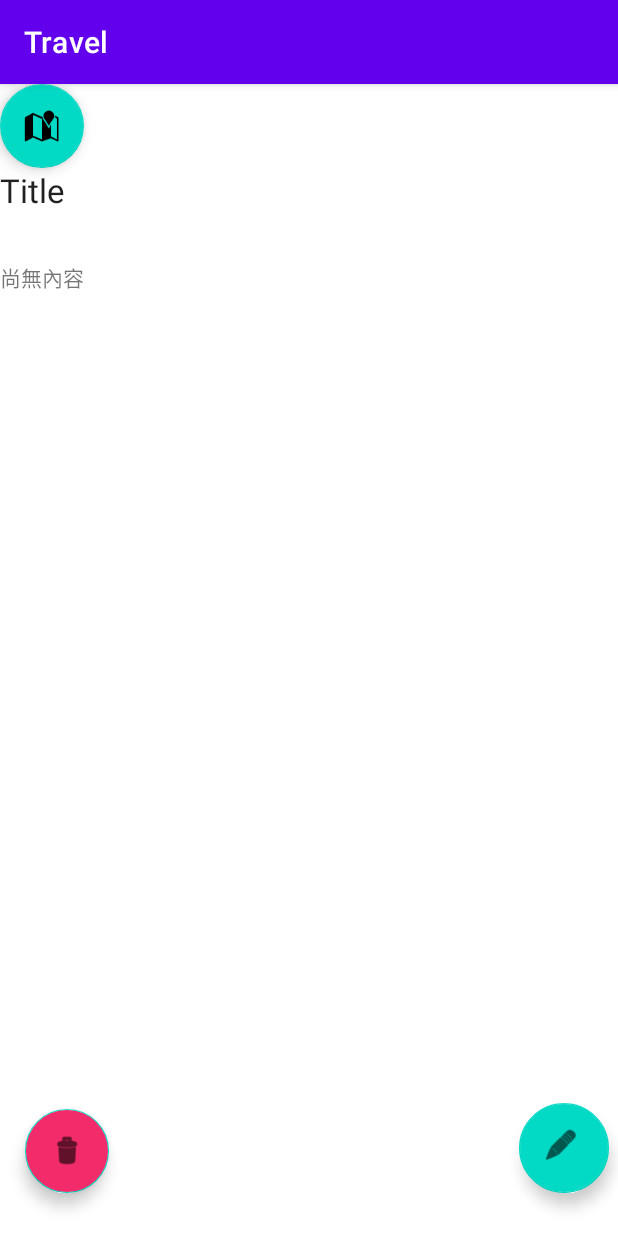
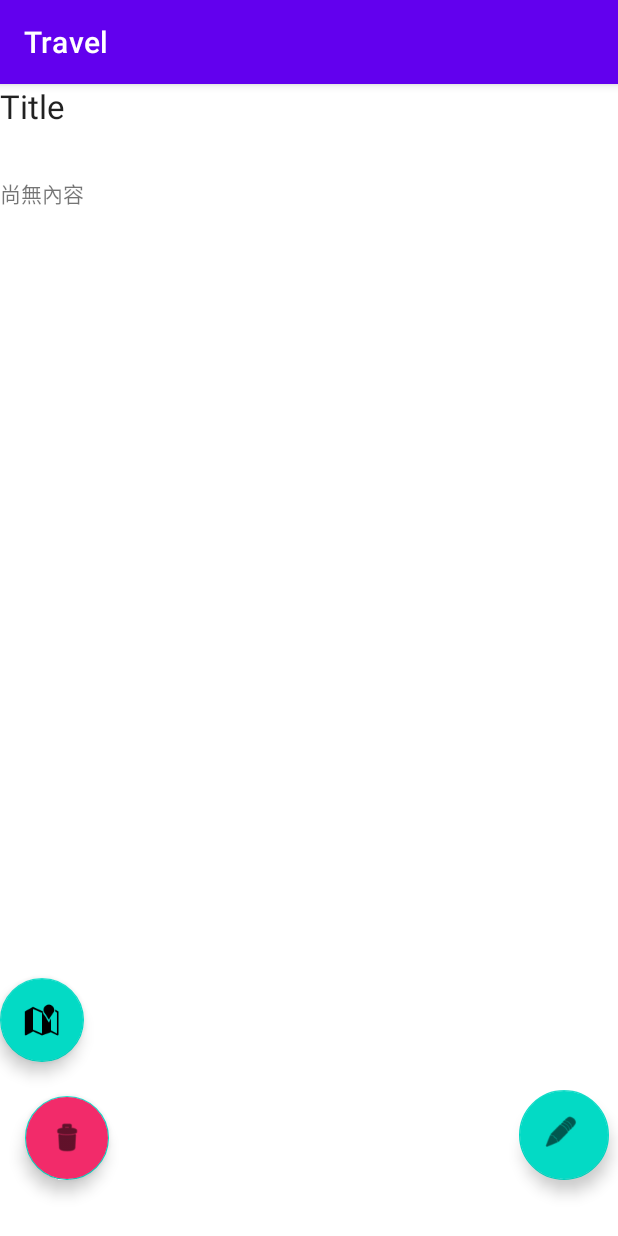
Before and after one commit to YuehSheng/Travel, an Android app: the LocationInfo screen opened directly, with no data from a screen before it, on a phone screen of 412 x 824 dp. Run offline under Robolectric (Android 15) with nearby library versions, the phone set to English and light mode, and no system bars; 2 statements that could not run were skipped.

Commit message:
change page,send title,snippet,id

```diff
--- a/app/src/main/java/com/example/travel/LocationInfo.java
+++ b/app/src/main/java/com/example/travel/LocationInfo.java
@@ -3,6 +3,7 @@ package com.example.travel;
 import androidx.appcompat.app.AppCompatActivity;
 
 import android.os.Bundle;
+import android.widget.TextView;
 
 public class LocationInfo extends AppCompatActivity {
 
@@ -10,5 +11,11 @@ public class LocationInfo extends AppCompatActivity {
     protected void onCreate(Bundle savedInstanceState) {
         super.onCreate(savedInstanceState);
         setContentView(R.layout.activity_location_info);
+        TextView title = findViewById(R.id.Info_title);
+        TextView context = findViewById(R.id.Info_context);
+
+        Bundle bundle = this.getIntent().getExtras();
+        System.out.println(bundle.getString("Marker"));
+        title.setText(bundle.getString("Marker"));
     }
 }
--- a/app/src/main/res/layout/activity_location_info.xml
+++ b/app/src/main/res/layout/activity_location_info.xml
@@ -6,22 +6,15 @@
     android:layout_height="match_parent"
     android:orientation="vertical">
 
-    <com.google.android.material.floatingactionbutton.FloatingActionButton
-        android:id="@+id/floatingActionButton3"
-        android:layout_width="wrap_content"
-        android:layout_height="wrap_content"
-        android:clickable="true"
-        app:srcCompat="@android:drawable/ic_dialog_map" />
-
     <TextView
-        android:id="@+id/textView"
+        android:id="@+id/Info_title"
         android:layout_width="match_parent"
         android:layout_height="62dp"
         android:text="Title"
         android:textAppearance="@style/TextAppearance.AppCompat.Large" />
 
     <TextView
-        android:id="@+id/textView2"
+        android:id="@+id/Info_context"
         android:layout_width="match_parent"
         android:layout_height="401dp"
         android:text="尚無內容" />
@@ -31,20 +24,20 @@
         android:layout_height="match_parent">
 
         <com.google.android.material.floatingactionbutton.FloatingActionButton
-            android:id="@+id/floatingActionButton"
+            android:id="@+id/Edit"
             android:layout_width="85dp"
             android:layout_height="60dp"
             android:clickable="true"
             app:layout_constraintBottom_toBottomOf="parent"
             app:layout_constraintEnd_toEndOf="parent"
             app:layout_constraintHorizontal_bias="0.944"
-            app:layout_constraintStart_toEndOf="@+id/cancelMarker2"
+            app:layout_constraintStart_toEndOf="@+id/delete"
             app:layout_constraintTop_toTopOf="parent"
             app:layout_constraintVertical_bias="0.848"
             app:srcCompat="@android:drawable/ic_menu_edit" />
 
         <com.google.android.material.floatingactionbutton.FloatingActionButton
-            android:id="@+id/cancelMarker2"
+            android:id="@+id/delete"
             app:fabSize="auto"
             app:layout_constraintBottom_toBottomOf="parent"
             app:layout_constraintEnd_toEndOf="parent"
@@ -57,6 +50,17 @@
             android:src="@android:drawable/ic_menu_delete"
             app:layout_constraintStart_toStartOf="parent"
             tools:layout_editor_absoluteY="117dp" />
+
+        <com.google.android.material.floatingactionbutton.FloatingActionButton
+            android:id="@+id/Map"
+            android:layout_width="wrap_content"
+            android:layout_height="wrap_content"
+            android:clickable="true"
+            app:layout_constraintBottom_toTopOf="@+id/Edit"
+            app:layout_constraintTop_toTopOf="parent"
+            app:layout_constraintVertical_bias="0.876"
+            app:srcCompat="@android:drawable/ic_dialog_map"
+            tools:layout_editor_absoluteX="350dp" />
     </androidx.constraintlayout.widget.ConstraintLayout>
 
 </LinearLayout>
```
Also changed, not shown: app/src/main/java/com/example/travel/MapsActivity.java (+10 -1 lines).
